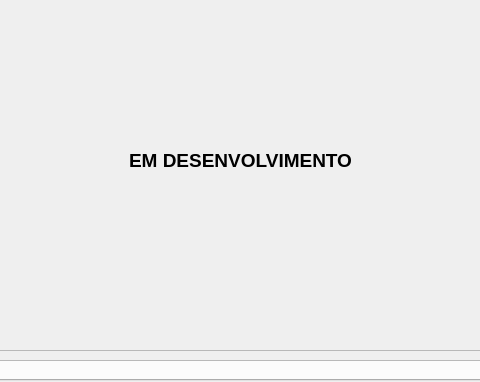
First picture: the form in hidroPixel_dialog_flow_rout.ui, repository J1Vitor/HidroPixel_test, before the edit; both pictures show x 82 to 562 and y 168 to 550 of the 645 by 550 pixel window.
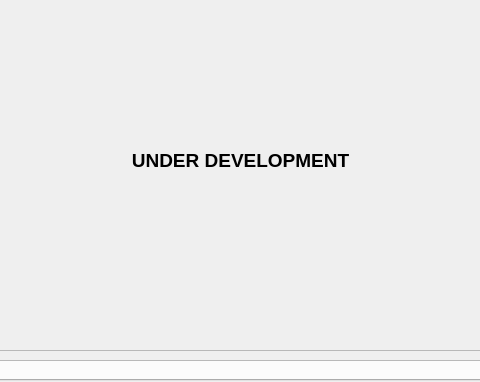
Second picture: the form after the edit. The open tabs and pages were chosen to show the change. Icons and pictures are not drawn.

```diff
--- a/hidroPixel_dialog_flow_rout.ui
+++ b/hidroPixel_dialog_flow_rout.ui
@@ -1285,7 +1285,7 @@
                    <item row="0" column="0">
                     <widget class="QLabel" name="label_46">
                      <property name="text">
-                      <string>&lt;html&gt;&lt;head/&gt;&lt;body&gt;&lt;p align=&quot;center&quot;&gt;&lt;span style=&quot; font-size:14pt; font-weight:700;&quot;&gt;EM DESENVOLVIMENTO&lt;/span&gt;&lt;/p&gt;&lt;/body&gt;&lt;/html&gt;</string>
+                      <string>&lt;html&gt;&lt;head/&gt;&lt;body&gt;&lt;p align=&quot;center&quot;&gt;&lt;span style=&quot; font-size:14pt; font-weight:700;&quot;&gt;UNDER DEVELOPMENT&lt;/span&gt;&lt;/p&gt;&lt;/body&gt;&lt;/html&gt;</string>
                      </property>
                     </widget>
                    </item>
```
Left out of the diff: 2 changed lines with no effect on the pictures.
